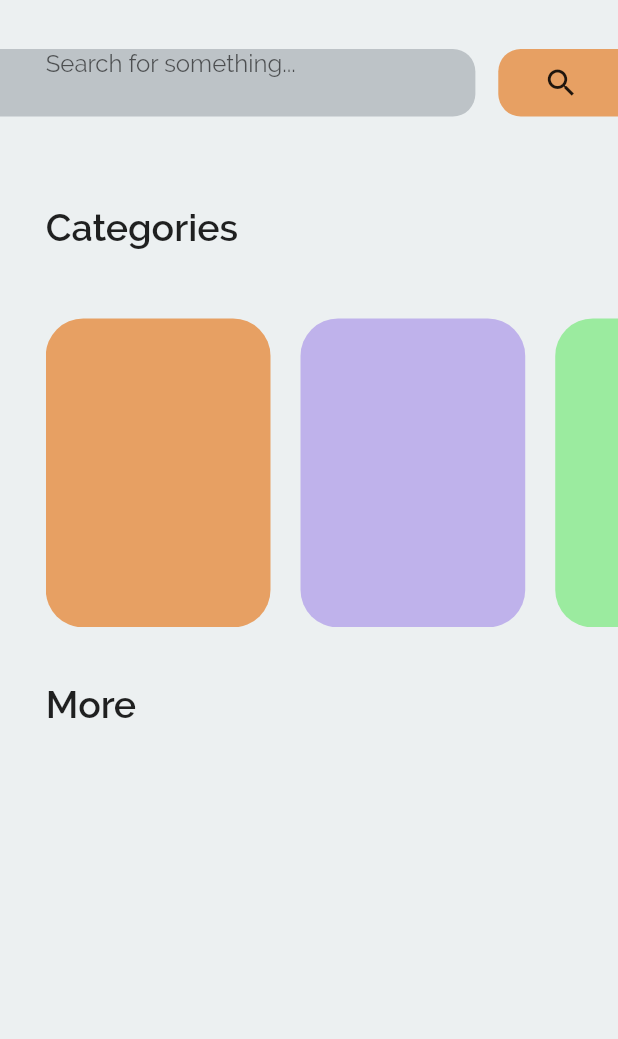
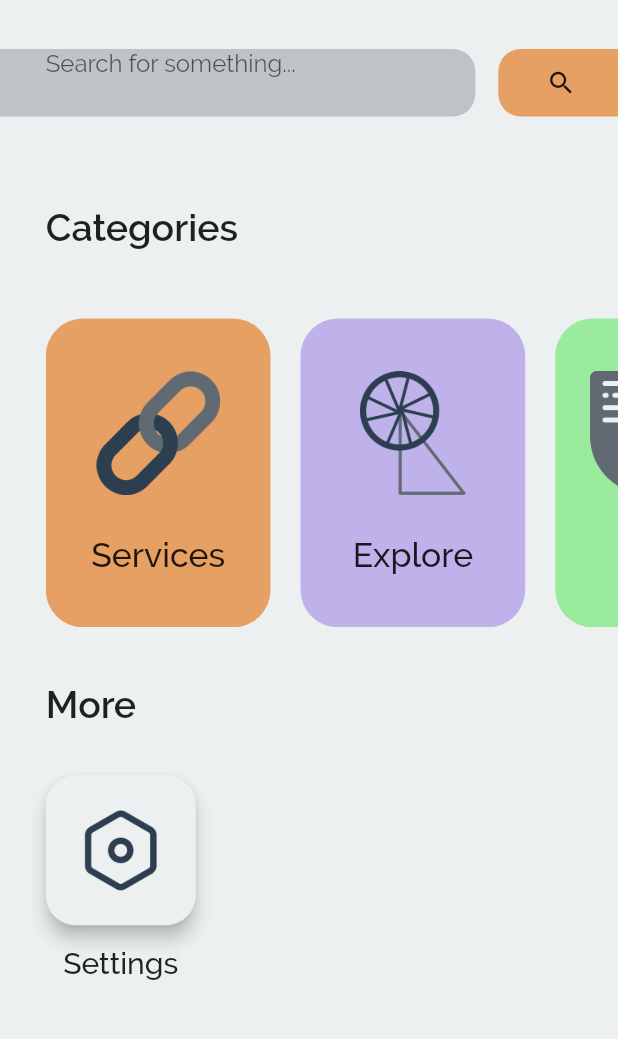
Before and after one commit to srijans38/enagarnigam, a Flutter app: the screen it shows after launch, on a phone screen of 412 x 824 dp, the part 176-1215 px from its top. Run offline on Flutter 3.47's test engine with Material 2 defaults, Android fonts, the phone set to English and light mode, and no system bars.

Commit message:
Add SmallButton

```diff
--- a/flutter/hacknitr/lib/screens/home_screen.dart
+++ b/flutter/hacknitr/lib/screens/home_screen.dart
@@ -1,5 +1,6 @@
 import 'package:flutter/material.dart';
 import 'package:hacknitr/utils/cat_box.dart';
+import 'package:hacknitr/utils/small_button.dart';
 
 class HomeScreen extends StatelessWidget {
   @override
@@ -55,7 +56,10 @@ class HomeScreen extends StatelessWidget {
                       minWidth: MediaQuery.of(context).size.width / 4.9,
                       maxWidth: MediaQuery.of(context).size.width / 4.9,
                     ),
-                    child: Icon(Icons.search),
+                    child: Icon(
+                      Icons.search,
+                      size: 20.0,
+                    ),
                   ),
                 ],
               ),
@@ -113,6 +117,12 @@ class HomeScreen extends StatelessWidget {
                       fontSize: 25,
                     ),
                   ),
+                  SizedBox(height: MediaQuery.of(context).size.height / 25),
+                  Row(
+                    children: <Widget>[
+                      SmallButton(),
+                    ],
+                  )
                 ],
               ),
             ),
@@ -129,12 +139,23 @@ class HomeScreen extends StatelessWidget {
                   children: <Widget>[
                     CatBox(
                       color: Color(0xFFE7A063),
+                      icon: 'assets/services_icon.png',
+                      label: 'Services',
                     ),
                     CatBox(
                       color: Color(0xFFBFB2EB),
+                      icon: 'assets/explore_icon.png',
+                      label: 'Explore',
                     ),
                     CatBox(
                       color: Color(0xFF9BEB9F),
+                      icon: 'assets/status_icon.png',
+                      label: 'Status',
+                    ),
+                    CatBox(
+                      color: Color(0xFF78D3F4),
+                      icon: 'assets/payments_icon.png',
+                      label: 'Payments',
                     ),
                   ],
                 ),
--- a/flutter/hacknitr/lib/utils/cat_box.dart
+++ b/flutter/hacknitr/lib/utils/cat_box.dart
@@ -2,8 +2,11 @@ import 'package:flutter/material.dart';
 
 class CatBox extends StatelessWidget {
   final Color color;
+  final String icon;
+  final String label;
+  final double height;
 
-  CatBox({this.color});
+  CatBox({this.color, this.icon, this.label, this.height});
 
   @override
   Widget build(BuildContext context) {
@@ -18,6 +21,22 @@ class CatBox extends StatelessWidget {
         minWidth: MediaQuery.of(context).size.width / 2.75,
         maxWidth: MediaQuery.of(context).size.width / 2.75,
       ),
+      child: Column(
+        mainAxisAlignment: MainAxisAlignment.spaceEvenly,
+        children: <Widget>[
+          Image.asset(
+            icon,
+            height: height ?? MediaQuery.of(context).size.height / 10,
+          ),
+          Text(
+            label,
+            style: TextStyle(
+                fontFamily: 'Raleway',
+                fontSize: 22.5,
+                fontWeight: FontWeight.w500),
+          )
+        ],
+      ),
     );
   }
 }
--- /dev/null
+++ b/flutter/hacknitr/lib/utils/small_button.dart
@@ -0,0 +1,39 @@
+import 'package:flutter/material.dart';
+
+class SmallButton extends StatelessWidget {
+  @override
+  Widget build(BuildContext context) {
+    return Column(
+      children: <Widget>[
+        RawMaterialButton(
+          onPressed: () {},
+          elevation: 5.0,
+          fillColor: Color(0xFFECF0F1),
+          shape:
+              RoundedRectangleBorder(borderRadius: BorderRadius.circular(20.0)),
+          constraints: BoxConstraints(
+            maxHeight: 100.0,
+            minHeight: 100.0,
+            maxWidth: 100.0,
+            minWidth: 100.0,
+          ),
+          child: Image.asset(
+            'assets/settings_icon.png',
+            height: MediaQuery.of(context).size.height / 15,
+          ),
+        ),
+        SizedBox(
+          height: MediaQuery.of(context).size.height / 60,
+        ),
+        Text(
+          'Settings',
+          style: TextStyle(
+            fontFamily: 'Raleway',
+            fontSize: 20.0,
+            fontWeight: FontWeight.w500,
+          ),
+        )
+      ],
+    );
+  }
+}
--- a/flutter/hacknitr/pubspec.yaml
+++ b/flutter/hacknitr/pubspec.yaml
@@ -59,6 +59,8 @@ flutter:
     - family: Raleway
       fonts:
         - asset: assets/Raleway-Regular.ttf
+        - asset: assets/Raleway-Medium.ttf
+          weight: 500
         - asset: assets/Raleway-SemiBold.ttf
           weight: 600
         - asset: assets/Raleway-Bold.ttf
```
Also changed, not shown: flutter/hacknitr/assets/explore_icon.png (added), flutter/hacknitr/assets/payments_icon.png (added), flutter/hacknitr/assets/services_icon.png (added), flutter/hacknitr/assets/settings_icon.png (added), flutter/hacknitr/assets/status_icon.png (added).
